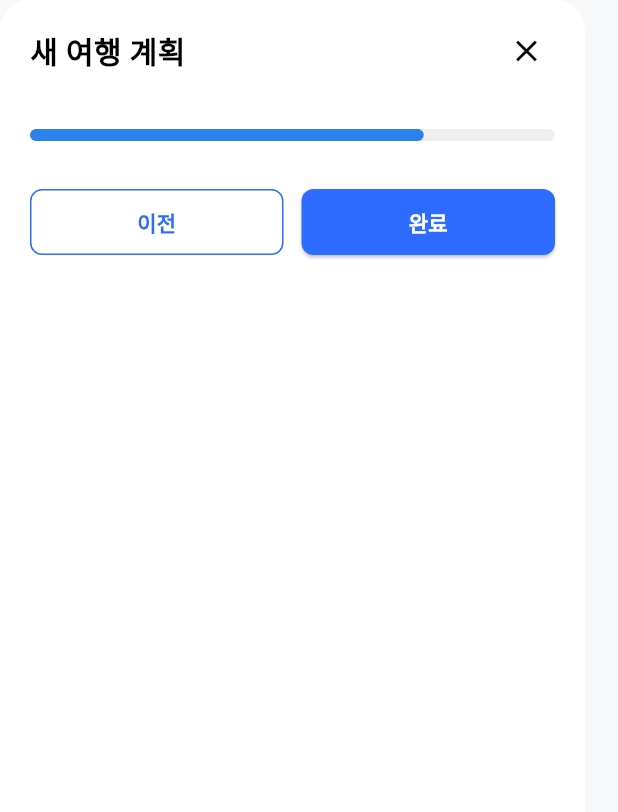
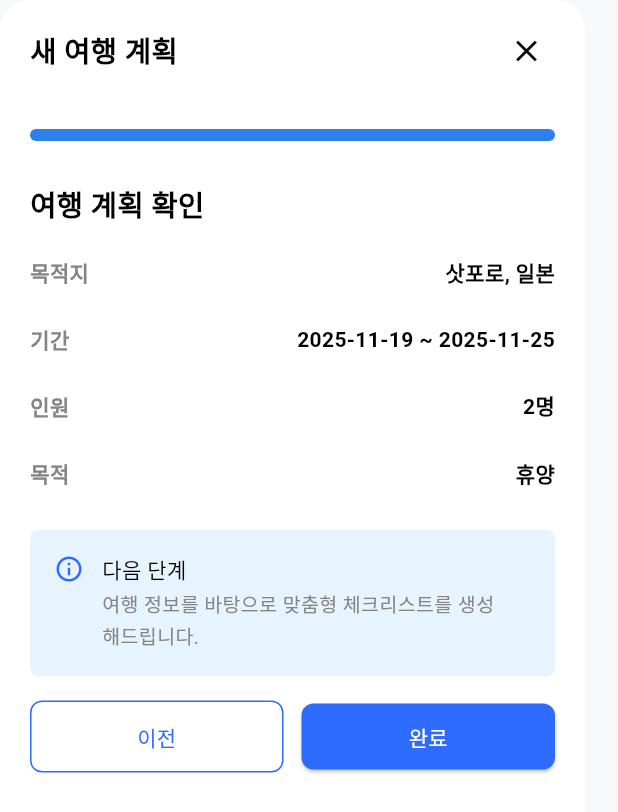
Before and after one commit to hsuCarkeeper/Frontend, a Flutter app: the AddTripModal4 widget shown alone on an empty page, opened directly, on a phone screen of 412 x 824 dp. Shown: the top 812 px of the screen. Run offline on Flutter 3.47's test engine with Material 3 defaults, Android fonts, the phone set to English and light mode, and no system bars; our stand-ins replace cloud_firestore, firebase_auth, firebase_core, go_router; accounts and stored records are empty; Roboto replaces fonts that are missing (Pretendard).

```diff
--- a/lib/screens/calendar/widgets/add_trip_modal4.dart
+++ b/lib/screens/calendar/widgets/add_trip_modal4.dart
@@ -1,22 +1,14 @@
 import 'package:flutter/material.dart';
+import 'add_trip_modal3.dart';
 
-class AddTripModal4 extends StatefulWidget {
+class AddTripModal4 extends StatelessWidget {
   const AddTripModal4({super.key});
-
-  @override
-  State<AddTripModal4> createState() => _AddTripModal4State();
-}
-
-class _AddTripModal4State extends State<AddTripModal4> {
-  String? selectedStay;
-  String? selectedTransport;
-
 
   @override
   Widget build(BuildContext context) {
     return Container(
       width: 390,
-      height: 688,
+      height: 543,
       decoration: const BoxDecoration(
         color: Colors.white,
         borderRadius: BorderRadius.vertical(top: Radius.circular(20)),
@@ -24,6 +16,7 @@ class _AddTripModal4State extends State<AddTripModal4> {
       child: Column(
         crossAxisAlignment: CrossAxisAlignment.start,
         children: [
+
           // 헤더
           Padding(
             padding: const EdgeInsets.fromLTRB(20, 10, 15, 0),
@@ -33,7 +26,7 @@ class _AddTripModal4State extends State<AddTripModal4> {
                 const Text(
                   "새 여행 계획",
                   style: TextStyle(
-                    fontSize: 20,
+                    fontSize: 19,
                     fontWeight: FontWeight.w700,
                     color: Colors.black,
                   ),
@@ -41,41 +34,125 @@ class _AddTripModal4State extends State<AddTripModal4> {
                 IconButton(
                   icon: const Icon(Icons.close, color: Colors.black),
                   onPressed: () => Navigator.pop(context),
-                ),
+                )
               ],
             ),
           ),
 
-          const SizedBox(height: 28), //헤더 간격 문제로 32->28
+          const SizedBox(height: 28),
 
           // 진행바
           Padding(
             padding: const EdgeInsets.symmetric(horizontal: 20),
             child: LinearProgressIndicator(
-              value: 0.75,
+              value: 1.0,
               backgroundColor: const Color(0xFFEFEFEF),
-              valueColor:
-              const AlwaysStoppedAnimation<Color>(Color(0xFF2E80EC)),
+              valueColor: const AlwaysStoppedAnimation<Color>(Color(0xFF2E80EC)),
               minHeight: 8,
               borderRadius: BorderRadius.circular(10),
             ),
           ),
 
-          const SizedBox(height: 32),
+          const SizedBox(height: 28),
 
+          // travel 확인 영역
+          Expanded(
+            child: SingleChildScrollView(
+              child: Padding(
+                padding: const EdgeInsets.symmetric(horizontal: 20),
+                child: Column(
+                  crossAxisAlignment: CrossAxisAlignment.start,
+                  children: [
 
+                    const Text(
+                      "여행 계획 확인",
+                      style: TextStyle(
+                        fontSize: 19,
+                        fontWeight: FontWeight.w700,
+                        color: Colors.black,
+                      ),
+                    ),
 
+                    const SizedBox(height: 20),
 
+                    // 목적지
+                    _infoRow(label: "목적지", value: "삿포로, 일본"),
 
-          //이전, 다음 버튼
+                    const SizedBox(height: 24),
+
+                    // 기간
+                    _infoRow(label: "기간", value: "2025-11-19 ~ 2025-11-25"),
+
+                    const SizedBox(height: 24),
+
+                    // 인원
+                    _infoRow(label: "인원", value: "2명"),
+
+                    const SizedBox(height: 24),
+
+                    // 목적
+                    _infoRow(label: "목적", value: "휴양"),
+
+                    const SizedBox(height: 28),
+
+                    // 다음 단계 안내 박스
+                    Container(
+                      width: double.infinity,
+                      padding: const EdgeInsets.all(16),
+                      decoration: BoxDecoration(
+                        color: const Color(0xFFE8F4FD),
+                        borderRadius: BorderRadius.circular(6),
+                      ),
+                      child: Row(
+                        crossAxisAlignment: CrossAxisAlignment.start,
+                        children: [
+                          const Icon(Icons.info_outline,
+                              color: Color(0xFF2E6BFF), size: 20),
+                          const SizedBox(width: 12),
+                          Expanded(
+                            child: Column(
+                              crossAxisAlignment: CrossAxisAlignment.start,
+                              children: const [
+                                Text(
+                                  "다음 단계",
+                                  style: TextStyle(
+                                    fontSize: 14,
+                                    fontWeight: FontWeight.w500,
+                                    color: Colors.black,
+                                  ),
+                                ),
+                                SizedBox(height: 3),
+                                Text(
+                                  "여행 정보를 바탕으로 맞춤형 체크리스트를 생성    해드립니다.",
+                                  style: TextStyle(
+                                    fontSize: 13,
+                                    color: Color(0xFF858585),
+                                    height: 1.5,
+                                  ),
+                                )
+                              ],
+                            ),
+                          )
+                        ],
+                      ),
+                    ),
+
+                    const SizedBox(height: 40),
+                  ],
+                ),
+              ),
+            ),
+          ),
+
+          // 이전 / 완료 버튼
           Padding(
             padding: const EdgeInsets.fromLTRB(20, 0, 20, 28),
             child: Row(
               children: [
-                // 이전
+                // 이전 버튼
                 Expanded(
                   child: SizedBox(
-                    height: 44,
+                    height: 48,
                     child: OutlinedButton(
                       onPressed: () {
                         Navigator.pop(context);
@@ -84,22 +161,19 @@ class _AddTripModal4State extends State<AddTripModal4> {
                           context: context,
                           isScrollControlled: true,
                           backgroundColor: Colors.transparent,
-                          builder: (ctx) => const AddTripModal4(),
+                          builder: (_) => const AddTripModal3(),
                         );
-
                       },
                       style: OutlinedButton.styleFrom(
-                        side:
-                        const BorderSide(color: Color(0xFF2E6BFF), width: 1),
+                        side: const BorderSide(color: Color(0xFF2E6BFF), width: 1),
                         shape: RoundedRectangleBorder(
-                          borderRadius: BorderRadius.circular(8),
-                        ),
+                            borderRadius: BorderRadius.circular(8)),
                       ),
                       child: const Text(
                         "이전",
                         style: TextStyle(
                           fontSize: 14,
-                          fontWeight: FontWeight.w600,
+                          fontWeight: FontWeight.w400,
                           color: Color(0xFF2E6BFF),
                         ),
                       ),
@@ -109,37 +183,60 @@ class _AddTripModal4State extends State<AddTripModal4> {
 
                 const SizedBox(width: 12),
 
-                // 다음
+                // 완료 버튼
                 Expanded(
                   child: SizedBox(
                     height: 44,
                     child: ElevatedButton(
                       onPressed: () {
-                        Navigator.pop(context);
-                        // 여기에 modal4 연결 가능
+                        Navigator.pop(context); // 마지막 모달 닫기
                       },
                       style: ElevatedButton.styleFrom(
                         backgroundColor: const Color(0xFF2E6BFF),
                         shape: RoundedRectangleBorder(
-                          borderRadius: BorderRadius.circular(8),
-                        ),
+                            borderRadius: BorderRadius.circular(8)),
                       ),
                       child: const Text(
                         "완료",
                         style: TextStyle(
                           fontSize: 14,
-                          fontWeight: FontWeight.w600,
+                          fontWeight: FontWeight.w400,
                           color: Colors.white,
                         ),
                       ),
                     ),
                   ),
-                ),
+                )
               ],
             ),
-          )
+          ),
         ],
       ),
     );
   }
+
+  // 정보 표시 Row 위젯
+  Widget _infoRow({required String label, required String value}) {
+    return Row(
+      mainAxisAlignment: MainAxisAlignment.spaceBetween,
+      children: [
+        Text(
+          label,
+          style: const TextStyle(
+            fontSize: 14,
+            fontWeight: FontWeight.w700,
+            color: Color(0xFF858585),
+          ),
+        ),
+        Text(
+          value,
+          style: const TextStyle(
+            fontSize: 14,
+            fontWeight: FontWeight.w600,
+            color: Colors.black,
+          ),
+        ),
+      ],
+    );
+  }
 }
```
Also changed, not shown: lib/screens/calendar/loading.dart (added).
